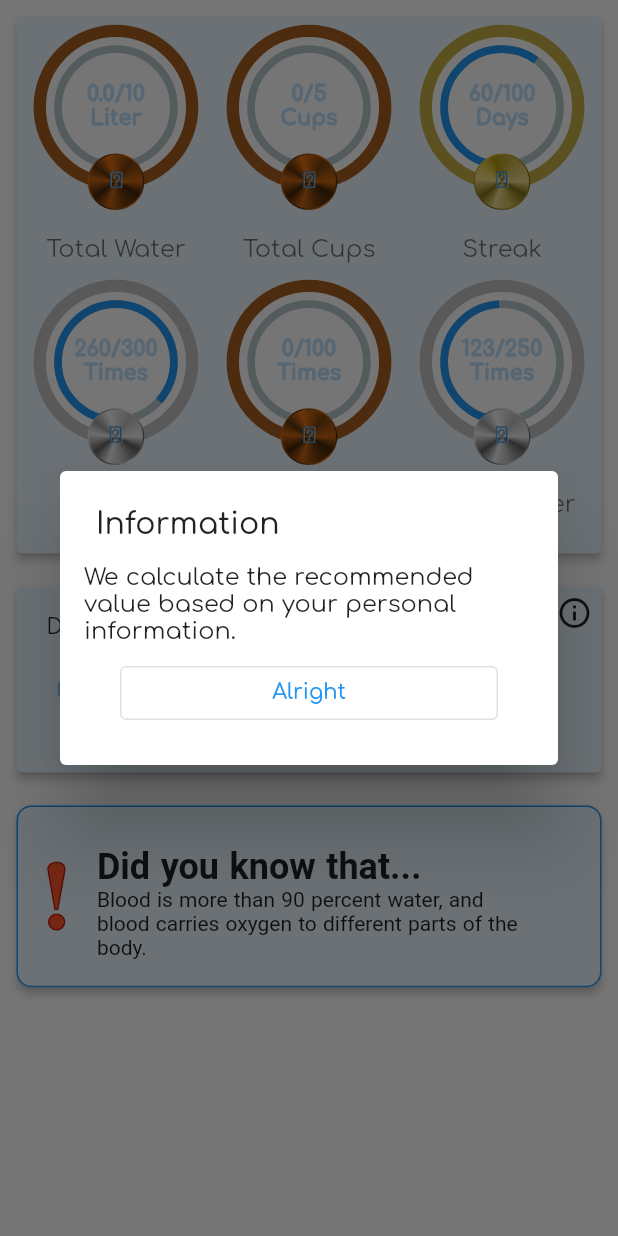
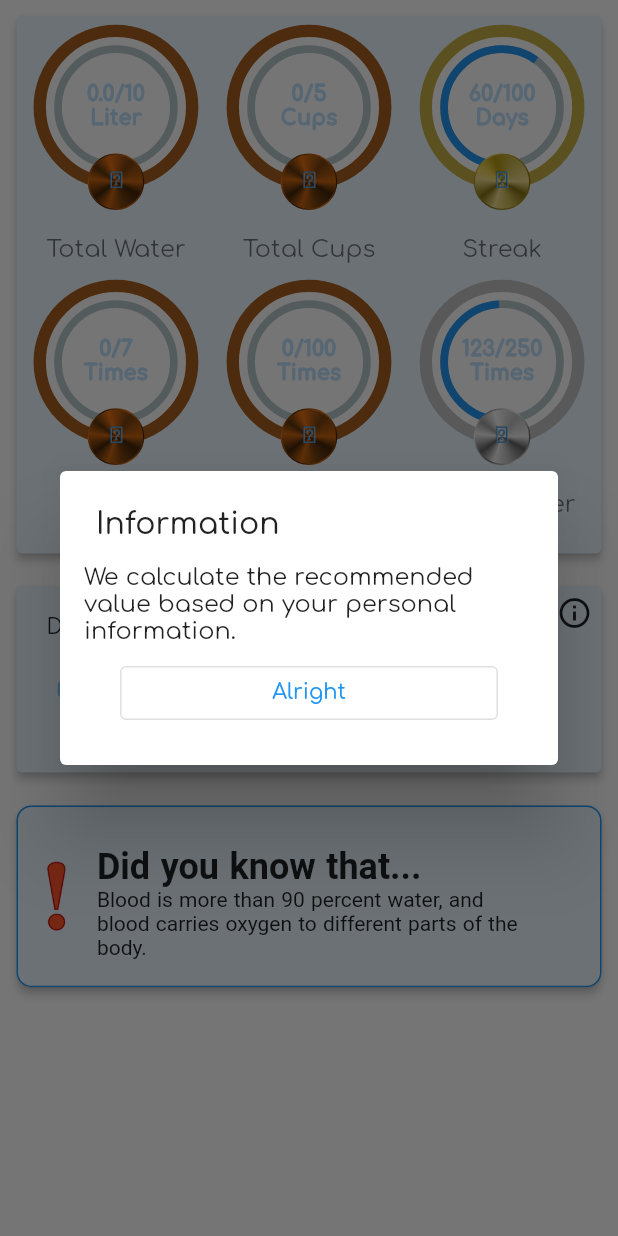
Before and after one commit to lu631str/Aquapido, a Flutter app: the Goals screen opened directly, after a tap on the "info outline" icon, on a phone screen of 412 x 824 dp. Run offline on Flutter 3.47's test engine with Material 2 defaults, Android fonts, the phone set to English and light mode, and no system bars; drawn by our look-alikes of auto_size_text, flutter_xlider, percent_indicator; our stand-ins replace awesome_notifications, easy_localization, fl_chart, google_fonts, numberpicker, rive and 3 more; missing offline and left inert: grafpix, time_range_picker; accounts and stored records are empty; statements that could not run were skipped.

Commit message:
added Goals reached

```diff
--- a/lib/Models/DailyGoal.dart
+++ b/lib/Models/DailyGoal.dart
@@ -1,6 +1,5 @@
 import 'package:intl/intl.dart';
 
-import '../Utils/utils.dart';
 
 class DailyGoal {
   final DateTime dateTime;
@@ -9,7 +8,7 @@ class DailyGoal {
   DailyGoal({this.dateTime, this.dailyGoalReached});
 
   String getDateString() {
-    return DateFormat('dd.MM.yy').format(dateTime);
+    return DateFormat(DateFormat.YEAR_MONTH_DAY).format(dateTime);
   }
 
   int getGoalReachedAsInteger() {
@@ -21,7 +20,7 @@ class DailyGoal {
   }
 
   Map<String, dynamic> toMap() => {
-    'date_time': getDateString(),
+    'date_time': dateTime.millisecondsSinceEpoch,
     'goal_reached': getGoalReachedAsInteger(),
   };
 }
--- a/lib/Persistence/Database.dart
+++ b/lib/Persistence/Database.dart
@@ -13,7 +13,7 @@ class DatabaseHelper {
       // Set the path to the database. Note: Using the `join` function from the
       // `path` package is best practice to ensure the path is correctly
       // constructed for each platform.
-      join(await getDatabasesPath(), 'aquapido_water.db'),
+      join(await getDatabasesPath(), 'aquapido_water_1.db'),
       onCreate: (db, version) async {
         // Run the CREATE TABLE statement on the database.
         await db.execute(
@@ -22,7 +22,7 @@ class DatabaseHelper {
 
         // goal_reached is used as a boolean
         return db.execute(
-          'CREATE TABLE $DAILY_GOAL_TABLE_NAME(date_time STRING PRIMARY KEY, goal_reached INTEGER)',
+          'CREATE TABLE $DAILY_GOAL_TABLE_NAME(date_time INTEGER PRIMARY KEY, goal_reached INTEGER)',
         );
       },
       // Set the version. This executes the onCreate function and provides a
--- a/lib/Views/goals.dart
+++ b/lib/Views/goals.dart
@@ -28,6 +28,7 @@ class _GoalsState extends State<Goals> {
   List<int> maxTotalWater = [10, 100, 300, 999];
   List<int> maxCups = [5, 100, 300];
   List<int> maxStreak = [100, 360, 500];
+  List<int> maxGoalReached = [7, 30, 360];
 
 
   List<int> maxQuickAddUsed = [100, 360, 500];
@@ -79,6 +80,7 @@ class _GoalsState extends State<Goals> {
       return -1; // error case
     }
   }
+
 
   @override
   Widget build(BuildContext context) {
@@ -143,16 +145,66 @@ class _GoalsState extends State<Goals> {
                               mainAxisAlignment: MainAxisAlignment.center,
                               crossAxisAlignment: CrossAxisAlignment.start,
                               children: <Widget>[
-                                AchievementCircle(
-                                    color: Color.fromRGBO(255, 255, 255, 1.0),
-                                    colorBoarder:
-                                        Color.fromARGB(255, 193, 193, 194),
-                                    medalType: MedalType.Silver,
-                                    isCurrentInt: true,
-                                    currentInt: 260,
-                                    max: 300,
-                                    unit: 'Times',
-                                    subtitle: 'Goals\nReached'),
+                                FutureBuilder(
+
+                                    future:
+                                    context.watch<WaterModel>().getGoalsReached(),
+                                    builder: (BuildContext context,
+                                        AsyncSnapshot<int> snapshot) {
+                                      if (snapshot.connectionState ==
+                                          ConnectionState.waiting)
+                                        return AchievementCircle(
+                                            color: Color.fromRGBO(
+                                                255, 255, 255, 1.0),
+                                            colorBoarder:
+                                            Color.fromARGB(255, 199, 177, 70),
+                                            medalType: MedalType.Gold,
+                                            isCurrentInt: true,
+                                            currentInt:0,
+                                            max: maxStreak[0],
+                                            unit: 'Times',
+                                            subtitle: 'Goals\nReached');
+                                      else if (snapshot.hasData)
+                                        return AchievementCircle(
+                                            color: Color.fromRGBO(
+                                                255, 255, 255, 1.0),
+                                            colorBoarder:getRingColor(maxGoalReached, snapshot.data),
+                                            medalType: getMedal(maxGoalReached, snapshot.data),
+                                            isCurrentInt: true,
+                                            currentInt: snapshot.data,
+                                            max: getMax(maxGoalReached, snapshot.data),
+                                            unit: 'Times',
+                                            subtitle: 'Goals\nReached');
+                                      else if (snapshot.hasError) {
+                                        print(snapshot.error);
+                                        print(snapshot.data);
+                                        print(context.watch<WaterModel>().getGoalsReached() );
+                                        return  AchievementCircle(
+                                            color: Color.fromRGBO(
+                                                255, 255, 255, 1.0),
+                                            colorBoarder:
+                                            Color.fromARGB(255, 252, 13, 13),
+                                            medalType: MedalType.Gold,
+                                            isCurrentInt: true,
+                                            currentInt: 0,
+                                            max: 0,
+                                            unit: 'Error',
+                                            subtitle: 'Error');
+                                      } else
+                                        return   AchievementCircle(
+                                          color: Color.fromRGBO(
+                                              255, 255, 255, 1.0),
+                                          colorBoarder:
+                                          Color.fromARGB(255, 255, 17, 36),
+                                          medalType: MedalType.Gold,
+                                          isCurrentInt: true,
+                                          currentInt: 0,
+                                          max: 0,
+                                          unit: 'none',
+                                          subtitle: 'none');
+                                    }
+
+                                ),
                                 AchievementCircle(
                                     color: Color.fromRGBO(255, 255, 255, 1.0),
                                     colorBoarder:
--- a/lib/Views/settings.dart
+++ b/lib/Views/settings.dart
@@ -48,6 +48,7 @@ class _SettingsState extends State<Settings> {
   void _reset() {
     setData();
     Provider.of<WaterModel>(context, listen: false).removeAllWater();
+    Provider.of<WaterModel>(context, listen: false).removeAllDailyGoal();
     Provider.of<SettingsModel>(context, listen: false).resetCustomCups();
     context.read<SettingsModel>().updateDialogSeen(false);
     context.read<SettingsModel>().updateIntroSeen(false);
```
Also changed, not shown: lib/Models/WaterModel.dart (+59 -6 lines).
